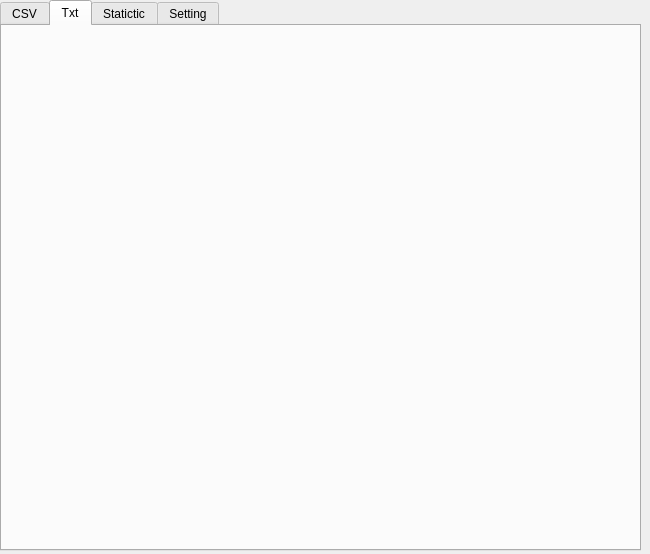
Qt form main.ui (R1ccoon/PyParser) before a commit.
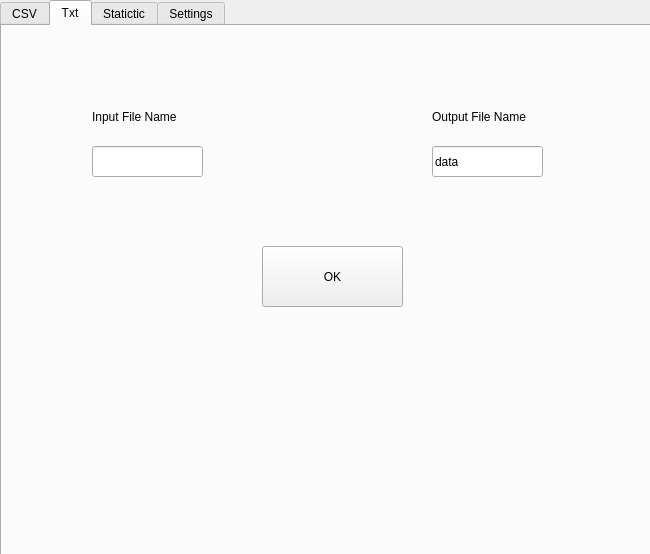
The same form after that commit. The open tabs and pages were chosen to show the change.

Diff of the .ui file:
```diff
--- a/main.ui
+++ b/main.ui
@@ -31,8 +31,8 @@
      <rect>
       <x>0</x>
       <y>0</y>
-      <width>641</width>
-      <height>551</height>
+      <width>651</width>
+      <height>561</height>
      </rect>
     </property>
     <property name="minimumSize">
@@ -66,6 +66,71 @@
      <attribute name="title">
       <string>Txt</string>
      </attribute>
+     <widget class="QLineEdit" name="txt_output">
+      <property name="geometry">
+       <rect>
+        <x>430</x>
+        <y>120</y>
+        <width>111</width>
+        <height>31</height>
+       </rect>
+      </property>
+      <property name="text">
+       <string>data</string>
+      </property>
+      <property name="placeholderText">
+       <string extracomment="data"/>
+      </property>
+     </widget>
+     <widget class="QLabel" name="label_7">
+      <property name="geometry">
+       <rect>
+        <x>430</x>
+        <y>80</y>
+        <width>101</width>
+        <height>21</height>
+       </rect>
+      </property>
+      <property name="text">
+       <string>Output File Name</string>
+      </property>
+     </widget>
+     <widget class="QPushButton" name="btntxtok">
+      <property name="geometry">
+       <rect>
+        <x>260</x>
+        <y>220</y>
+        <width>141</width>
+        <height>61</height>
+       </rect>
+      </property>
+      <property name="text">
+       <string>OK</string>
+      </property>
+     </widget>
+     <widget class="QLineEdit" name="txt_input">
+      <property name="geometry">
+       <rect>
+        <x>90</x>
+        <y>120</y>
+        <width>111</width>
+        <height>31</height>
+       </rect>
+      </property>
+     </widget>
+     <widget class="QLabel" name="label_8">
+      <property name="geometry">
+       <rect>
+        <x>90</x>
+        <y>80</y>
+        <width>101</width>
+        <height>21</height>
+       </rect>
+      </property>
+      <property name="text">
+       <string>Input File Name</string>
+      </property>
+     </widget>
     </widget>
     <widget class="QWidget" name="tab_3">
      <attribute name="title">
@@ -158,7 +223,7 @@
     </widget>
     <widget class="QWidget" name="tab_4">
      <attribute name="title">
-      <string>Setting</string>
+      <string>Settings</string>
      </attribute>
     </widget>
    </widget>
```
Left out of the diff: 112 changed lines with no effect on the pictures.
